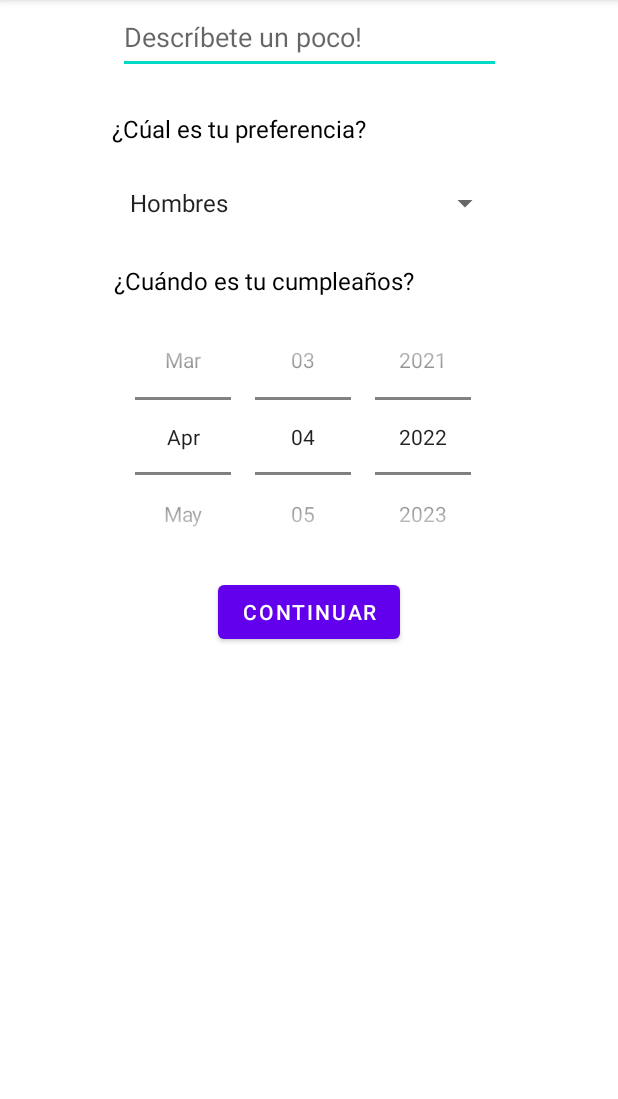
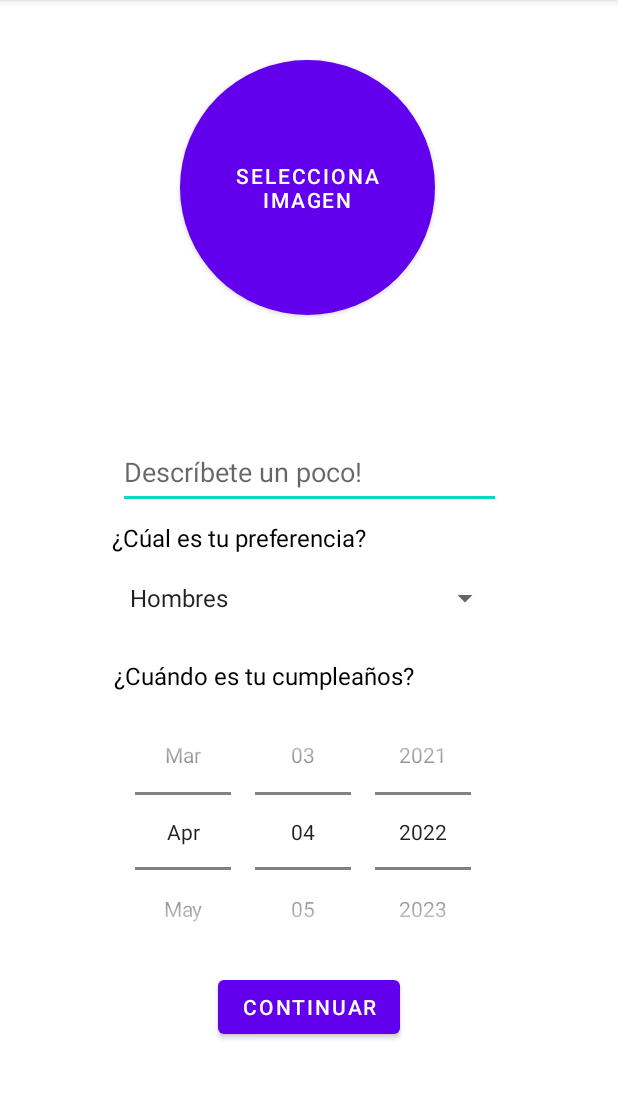
Before and after one commit to aliperbol/AfroditUS, an Android app: the Primer_perfil screen opened directly, with no data from a screen before it, on a phone screen of 412 x 824 dp, the part 84-1183 px from its top. Run offline under Robolectric (Android 15) with nearby library versions, the phone set to English and light mode, and no system bars.

Commit message:
Intento de foto

```diff
--- /dev/null
+++ b/app/src/main/res/drawable/select_foto.xml
@@ -0,0 +1,10 @@
+<?xml version="1.0" encoding="utf-8"?>
+<shape xmlns:android="http://schemas.android.com/apk/res/android"
+    android:shape="oval">
+    <solid
+        android:color="#666666"/>
+
+    <size
+        android:width="120dp"
+        android:height="120dp"/>
+</shape>
--- a/app/src/main/res/layout/primer_perfil.xml
+++ b/app/src/main/res/layout/primer_perfil.xml
@@ -5,29 +5,18 @@
     android:layout_width="match_parent"
     android:layout_height="match_parent">
 
-    <ImageView
-        android:id="@+id/imageView2"
-        android:layout_width="138dp"
-        android:layout_height="140dp"
-        app:layout_constraintBottom_toBottomOf="parent"
-        app:layout_constraintEnd_toEndOf="parent"
-        app:layout_constraintHorizontal_bias="0.497"
-        app:layout_constraintStart_toStartOf="parent"
-        app:layout_constraintTop_toTopOf="parent"
-        app:layout_constraintVertical_bias="0.023"
-        tools:srcCompat="@tools:sample/avatars" />
-
     <EditText
         android:id="@+id/IdDescripcion"
         android:layout_width="255dp"
         android:layout_height="49dp"
+        android:layout_marginTop="80dp"
         android:ems="10"
         android:hint="Descríbete un poco!"
         android:inputType="textPersonName"
         android:minHeight="48dp"
         app:layout_constraintEnd_toEndOf="parent"
         app:layout_constraintStart_toStartOf="parent"
-        tools:layout_editor_absoluteY="275dp" />
+        app:layout_constraintTop_toBottomOf="@+id/selectImage" />
 
     <Spinner
         android:id="@+id/seleccionPref"
@@ -99,6 +88,18 @@
         app:layout_constraintBottom_toTopOf="@+id/IdDescripcion"
         app:layout_constraintEnd_toEndOf="parent"
         app:layout_constraintStart_toStartOf="parent"
-        app:layout_constraintTop_toBottomOf="@+id/imageView2" />
+        app:layout_constraintTop_toBottomOf="@+id/selectImage" />
+
+    <Button
+        android:id="@+id/selectImage"
+        android:layout_width="170dp"
+        android:layout_height="170dp"
+        android:layout_marginTop="40dp"
+        android:background="@drawable/select_foto"
+        android:text="Selecciona Imagen"
+        app:layout_constraintEnd_toEndOf="parent"
+        app:layout_constraintHorizontal_bias="0.497"
+        app:layout_constraintStart_toStartOf="parent"
+        app:layout_constraintTop_toTopOf="parent" />
 
 </androidx.constraintlayout.widget.ConstraintLayout>
--- a/app/src/main/res/layout/registro.xml
+++ b/app/src/main/res/layout/registro.xml
@@ -90,7 +90,8 @@
         android:ems="10"
         android:hint="Nombre"
         android:inputType="textPersonName"
-        app:layout_constraintTop_toTopOf="parent"
-        tools:layout_editor_absoluteX="71dp" />
+        app:layout_constraintEnd_toEndOf="parent"
+        app:layout_constraintStart_toStartOf="parent"
+        app:layout_constraintTop_toTopOf="parent" />
 
 </androidx.constraintlayout.widget.ConstraintLayout>
```
Also changed, not shown: app/src/main/java/com/example/tinderus/Primer_perfil.kt (+25 -0 lines).
